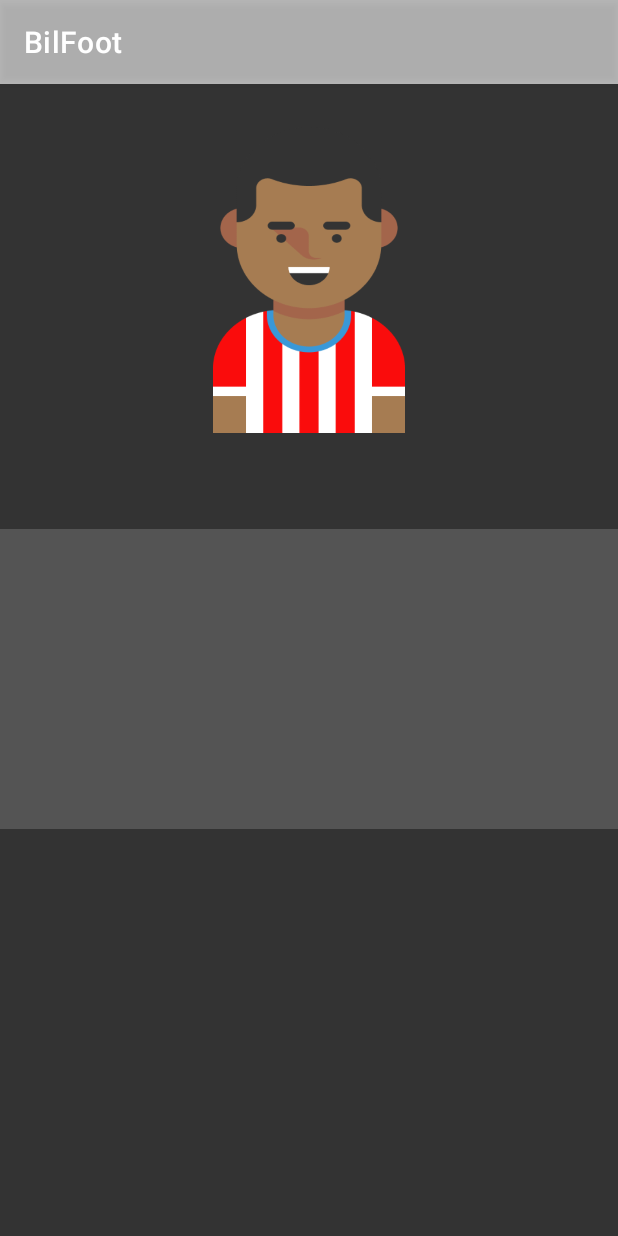
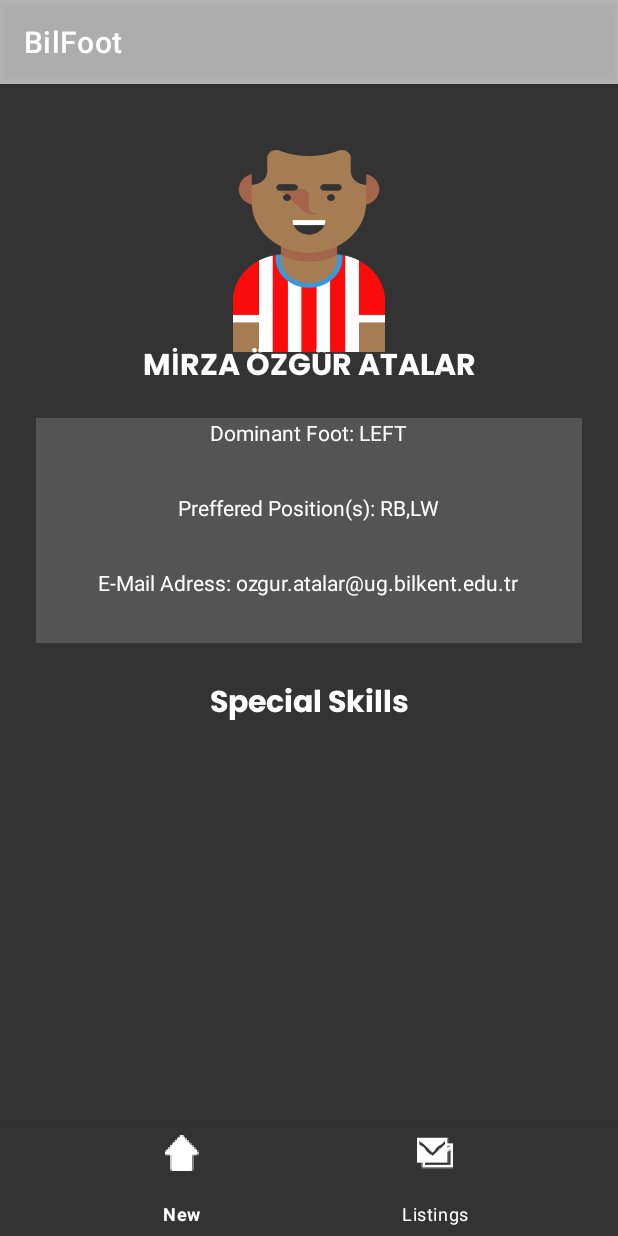
Before and after one commit to merakserhat/BilFoot, an Android app: the ProfileScreenActivity screen opened directly, with no data from a screen before it, on a phone screen of 412 x 824 dp. Run offline under Robolectric (Android 15) with nearby library versions, the phone set to English and light mode, and no system bars; our stand-ins replace Firebase (no records; nobody signed in at launch, a user with empty details on screens opened directly); 1 statement that could not run was skipped.

Commit message:
profileScreen design

```diff
--- a/app/src/main/res/layout/activity_profile_screen.xml
+++ b/app/src/main/res/layout/activity_profile_screen.xml
@@ -6,31 +6,114 @@
     android:layout_height="match_parent"
     tools:context=".view.ProfileScreenActivity"
     android:background="@color/background"
-    android:gravity="center_horizontal"
+    android:layout_gravity="center_horizontal"
     >
 
     <ImageView
-        android:id="@+id/imageView8"
-        android:layout_width="138dp"
-        android:layout_height="261dp"
+        android:id="@+id/avatar"
+        android:layout_width="101dp"
+        android:layout_height="179dp"
         android:layout_alignParentStart="true"
         android:layout_alignParentEnd="true"
-        android:layout_marginStart="142dp"
-        android:layout_marginEnd="142dp"
-        app:srcCompat="@drawable/group__3_" />
+        android:layout_marginTop="8dp"
+        android:layout_marginStart="155dp"
+        android:layout_marginEnd="155dp"
+        app:srcCompat="@drawable/group__3_" ></ImageView>
+
+    <TextView
+        android:id="@+id/name"
+        android:layout_width="match_parent"
+        android:layout_height="wrap_content"
+        android:layout_alignBottom="@id/avatar"
+        android:layout_marginBottom="-19dp"
+        android:fontFamily="@font/poppins_bold"
+        android:gravity="center"
+        android:text="MİRZA ÖZGÜR ATALAR"
+        android:textColor="@color/white"
+
+
+        android:textSize="20dp">
+
+    </TextView>
 
     <HorizontalScrollView
+        android:id="@+id/identities"
         android:layout_width="match_parent"
-        android:layout_height="200dp"
-        android:layout_below="@+id/imageView8"
+        android:layout_height="150dp"
+        android:layout_below="@+id/avatar"
+        android:layout_alignParentStart="true"
+        android:layout_alignParentEnd="true"
+        android:layout_marginStart="24dp"
         android:layout_marginTop="35dp"
+        android:layout_marginEnd="24dp"
         android:background="@color/card_active">
+
 
         <LinearLayout
             android:layout_width="wrap_content"
             android:layout_height="match_parent"
-            android:orientation="vertical" />
+            android:layout_gravity="center"
+            android:orientation="vertical">
+
+
+
+
+            <TextView
+                android:id="@+id/dominantfoot"
+                android:layout_width="match_parent"
+                android:layout_height="50dp"
+                android:text="Dominant Foot: LEFT"
+                android:textAlignment="center"
+                android:textColor="@color/white" />
+
+            <TextView
+                android:id="@+id/positions"
+                android:layout_width="match_parent"
+                android:layout_height="50dp"
+                android:text="Preffered Position(s): RB,LW"
+                android:textAlignment="center"
+                android:textColor="@color/white" />
+
+            <TextView
+                android:id="@+id/email"
+                android:layout_width="match_parent"
+                android:layout_height="50dp"
+                android:text="E-Mail Adress: ozgur.atalar@ug.bilkent.edu.tr"
+                android:textAlignment="center"
+                android:textColor="@color/white" />
+        </LinearLayout>
+
     </HorizontalScrollView>
 
+    <TextView
+        android:id="@+id/specialskillstitle"
+        android:layout_width="match_parent"
+        android:layout_height="wrap_content"
+        android:gravity="center"
+        android:textColor="@color/white"
+        android:textSize="20sp"
+        android:layout_below="@+id/identities"
+        android:layout_marginTop="23dp"
+        android:text="Special Skills"
+        android:fontFamily="@font/poppins_bold"/>
+
+    <ListView
+        android:layout_width="match_parent"
+        android:layout_height="wrap_content"
+
+        android:layout_below="@+id/specialskillstitle">
+
+    </ListView>
+
+    <com.google.android.material.bottomnavigation.BottomNavigationView
+        android:id="@+id/appmenu"
+        android:layout_width="match_parent"
+        android:layout_height="75dp"
+        android:layout_alignParentBottom="true"
+        android:layout_marginBottom="0dp"
+        android:background="@color/background"
+        app:itemIconTint="@color/white"
+        app:itemTextColor="@color/white"
+        app:menu="@menu/apps_menu" />
 
 </RelativeLayout>
```
